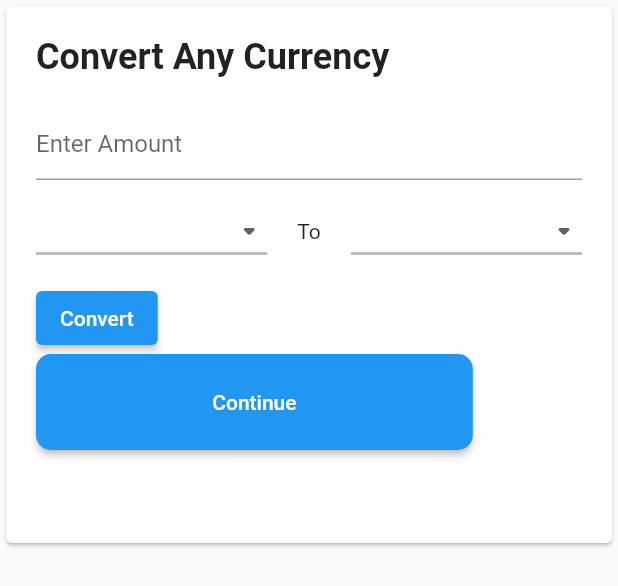
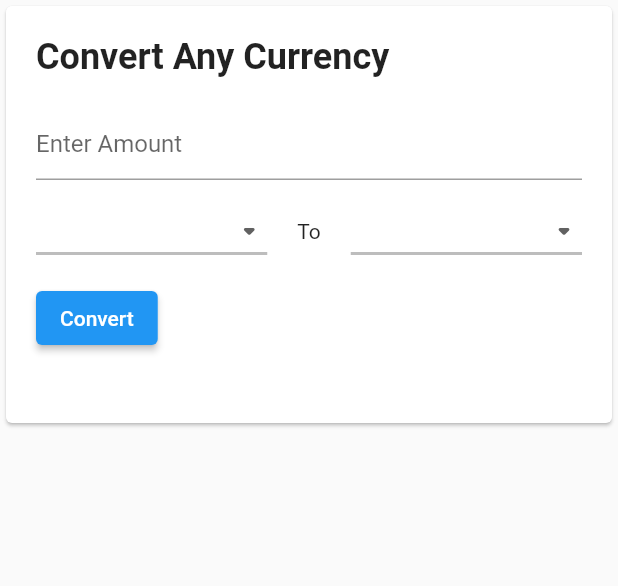
Before and after one commit to hishcodes/currency_converter_app, a Flutter app: the AnyToAny widget shown alone on an empty page, opened directly with empty values, on a phone screen of 412 x 824 dp. Shown: the top 586 px of the screen. Run offline on Flutter 3.47's test engine with Material 2 defaults, Android fonts, the phone set to English and light mode, and no system bars; network calls fail.

Commit message:
removed button

```diff
--- a/lib/components/anyToAny.dart
+++ b/lib/components/anyToAny.dart
@@ -114,41 +114,6 @@ class _AnyToAnyState extends State<AnyToAny> {
                       Theme.of(context).primaryColor)),
               child: const Text('Convert'),
             ),
-            LayoutBuilder(
-              builder: (BuildContext context, BoxConstraints constraints) {
-                final double buttonWidth = constraints.maxWidth * 0.8;
-
-                return Column(
-                  children: [
-                    SizedBox(
-                      width: buttonWidth,
-                      child: ElevatedButton(
-                        onPressed: () {
-                          Navigator.of(context).push(
-                            MaterialPageRoute(
-                              builder: (BuildContext context) {
-                                return const Home();
-                              },
-                            ),
-                          );
-                        },
-                        style: ElevatedButton.styleFrom(
-                          padding: const EdgeInsets.symmetric(
-                            vertical: 24, // Inner top and bottom padding
-                          ),
-                          shape: RoundedRectangleBorder(
-                            borderRadius: BorderRadius.circular(
-                                10), // Border radius of 20
-                          ),
-                        ),
-                        child: const Text('Continue'),
-                      ),
-                    ),
-                    const SizedBox(height: 16), // Spacing below the button
-                  ],
-                );
-              },
-            ),
             const SizedBox(
               width: 10,
             ),
```
